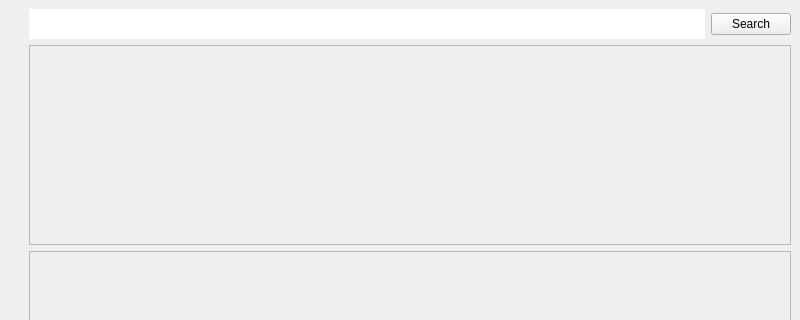
Filomilo/YtDownloaderQt, file ytdownloader.ui: the form before one commit; both pictures show x 0 to 800 and y 0 to 320 of the 800 by 677 pixel window.
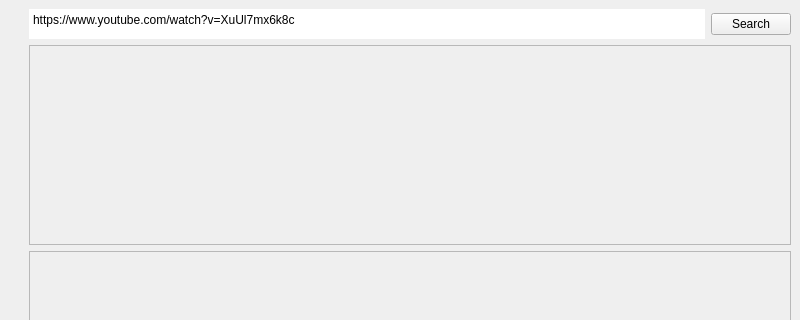
The form after the commit.

What changed in the file:
```diff
--- a/ytdownloader.ui
+++ b/ytdownloader.ui
@@ -45,6 +45,9 @@
           <property name="styleSheet">
            <string notr="true">QPlainTextEdit {   border-radius: 100px;  }</string>
           </property>
+          <property name="plainText">
+           <string>https://www.youtube.com/watch?v=XuUl7mx6k8c</string>
+          </property>
          </widget>
         </item>
         <item>
```
Left out of the diff: 4 changed lines with no effect on the pictures.
